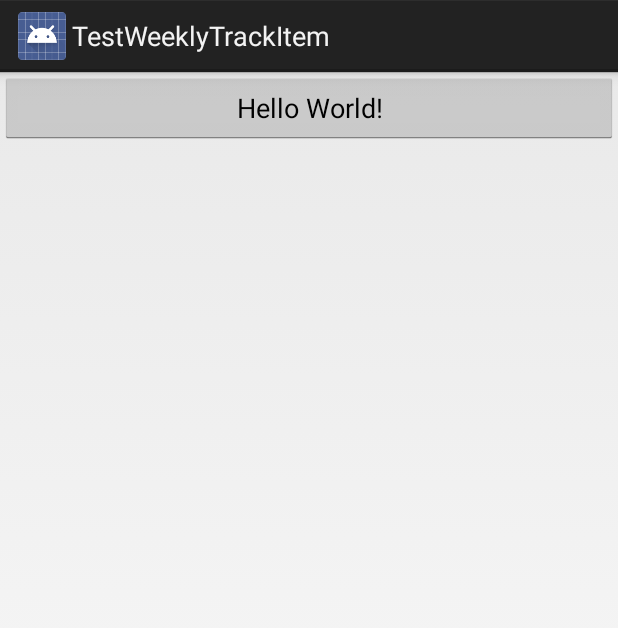
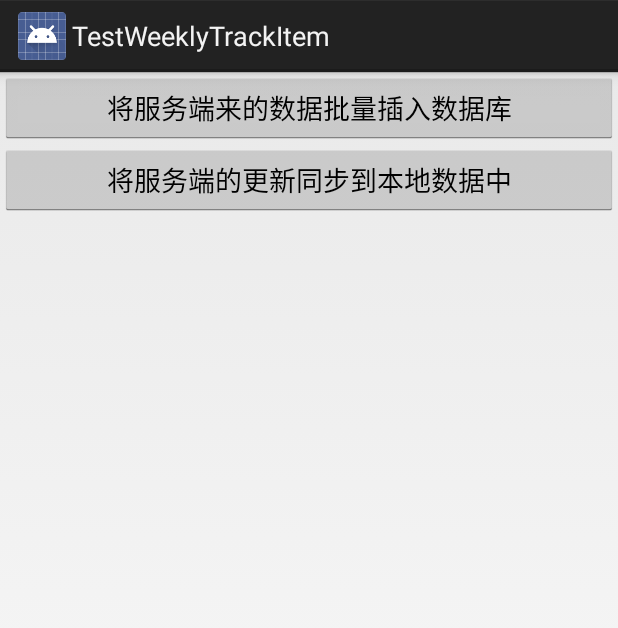
Before and after one commit to wangaijun/TestWeeklyTrackItem, an Android app: the screen it shows after launch (MainActivity), on a phone screen of 412 x 824 dp. Shown: the top 628 px of the screen. Run offline under Robolectric (Android 15) with nearby library versions, the phone set to English and light mode, and no system bars.

Commit message:
将服务端数据更新到本地

```diff
--- /dev/null
+++ b/app/src/main/assets/one.txt
@@ -0,0 +1 @@
+{"id":"1579799726352226","occurredDate":1542773170000,"weather":"晴","temperature":"-3℃~9℃","windPower":"北风微风","pm":"","description":"张浩将任务完工百分比更新为20%","solution":"","creatorId":null,"creator":"张浩","expatiation":"","photoTypeId":null,"photoTypeValue":null,"attachments":[{"id":"1579799866802019","createDate":1542773307000,"file":"8ec6f539bd9a4646b98d8e77503eab3a","fileHash":"44575e64537f4bf3b1573c8f769a38ee","name":"1159979312283867635_20181121_120825_285.jpg","size":1351541,"type":"image","creatorId":"6298842148508439286","recordId":"1579799726352226"},{"id":"1579799866802020","createDate":1542773308000,"file":"7ffc184d950b41319f3d7c83b14ac899","fileHash":"3c65d9346b0442fa902049951cc16acf","name":"1511690913955095258_20181121_120825_285.jpg","size":463766,"type":"image","creatorId":"6298842148508439286","recordId":"1579799726352226"}],"delayReasons":null}
--- a/app/src/main/res/layout/activity_main.xml
+++ b/app/src/main/res/layout/activity_main.xml
@@ -5,13 +5,22 @@
         xmlns:app="http://schemas.android.com/apk/res-auto"
         android:layout_width="match_parent"
         android:layout_height="match_parent"
-        tools:context=".MainActivity">
+        tools:context=".MainActivity"
+        android:orientation="vertical"
+>
 
     <Button
             android:id="@+id/btnSave"
             android:layout_width="match_parent"
             android:layout_height="wrap_content"
-            android:text="Hello World!"
+            android:text="将服务端来的数据批量插入数据库"
             />
 
+    <Button
+            android:id="@+id/btnUpdate"
+            android:layout_width="match_parent"
+            android:layout_height="wrap_content"
+            android:text="将服务端的更新同步到本地数据中"
+    />
+
 </LinearLayout>
```
Also changed, not shown: app/src/main/java/com/example/waj/testweeklytrackitem/DAO.kt (+6 -6 lines), app/src/main/java/com/example/waj/testweeklytrackitem/MainActivity.kt (+21 -7 lines).
